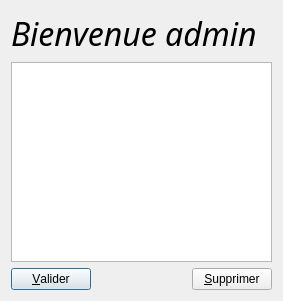
Above: backOfficeNW/moderationarticle.ui from FontrailleAlexia/backofficeNewWorld before the change. Below: the same form after it.
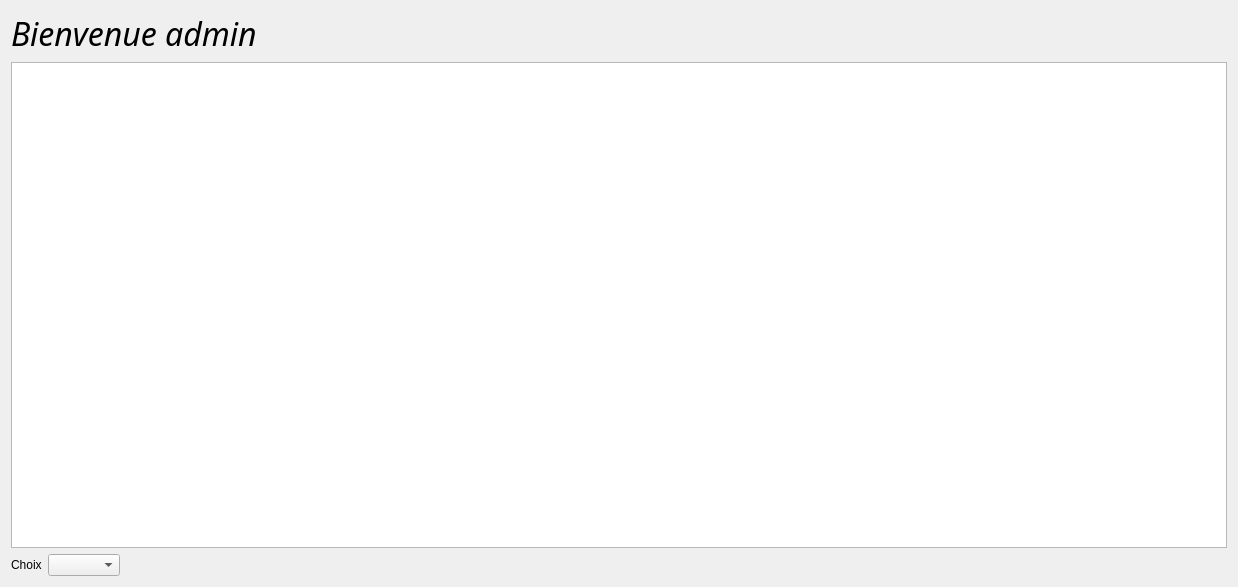
That is the form after the change.

Patch:
```diff
--- a/backOfficeNW/moderationarticle.ui
+++ b/backOfficeNW/moderationarticle.ui
@@ -6,8 +6,8 @@
    <rect>
     <x>0</x>
     <y>0</y>
-    <width>283</width>
-    <height>301</height>
+    <width>1238</width>
+    <height>587</height>
    </rect>
   </property>
   <property name="windowTitle">
@@ -38,9 +38,16 @@
    <item>
     <layout class="QHBoxLayout" name="horizontalLayout">
      <item>
-      <widget class="QPushButton" name="pushButton">
+      <widget class="QLabel" name="label_2">
        <property name="text">
-        <string>&amp;Valider</string>
+        <string>Choix</string>
+       </property>
+      </widget>
+     </item>
+     <item>
+      <widget class="QComboBox" name="comboBoxCheck">
+       <property name="currentIndex">
+        <number>-1</number>
        </property>
       </widget>
      </item>
@@ -51,19 +58,12 @@
        </property>
        <property name="sizeHint" stdset="0">
         <size>
-         <width>68</width>
+         <width>3</width>
          <height>20</height>
         </size>
        </property>
       </spacer>
      </item>
-     <item>
-      <widget class="QPushButton" name="pushButton_2">
-       <property name="text">
-        <string>&amp;Supprimer</string>
-       </property>
-      </widget>
-     </item>
     </layout>
    </item>
   </layout>
```
